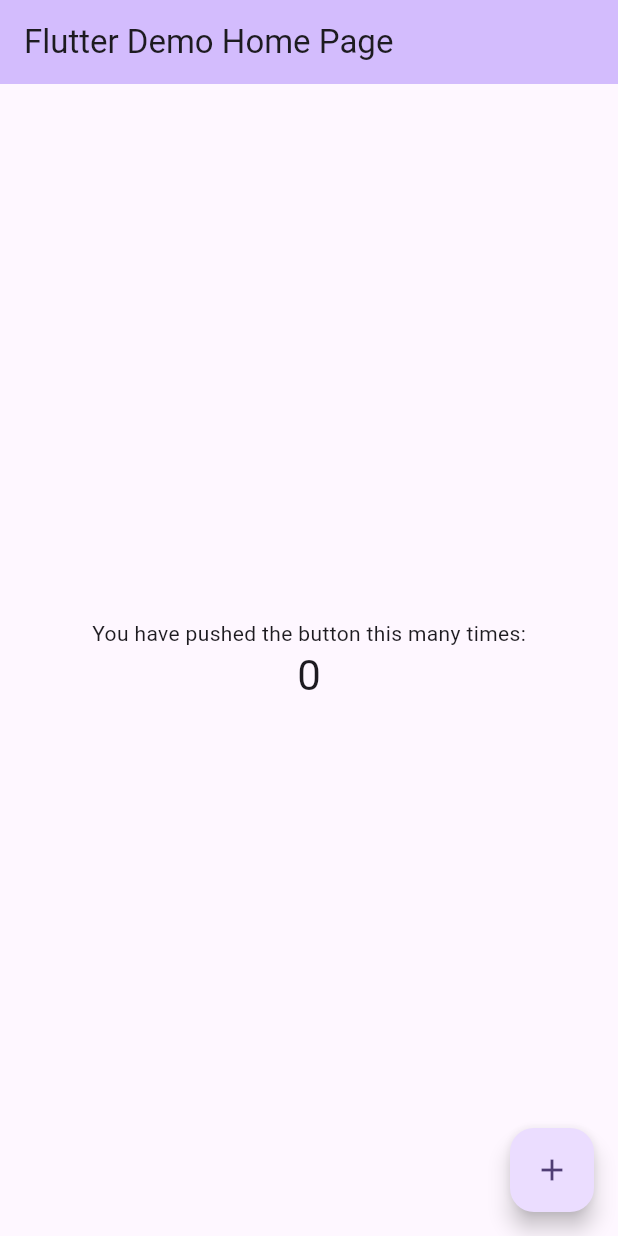
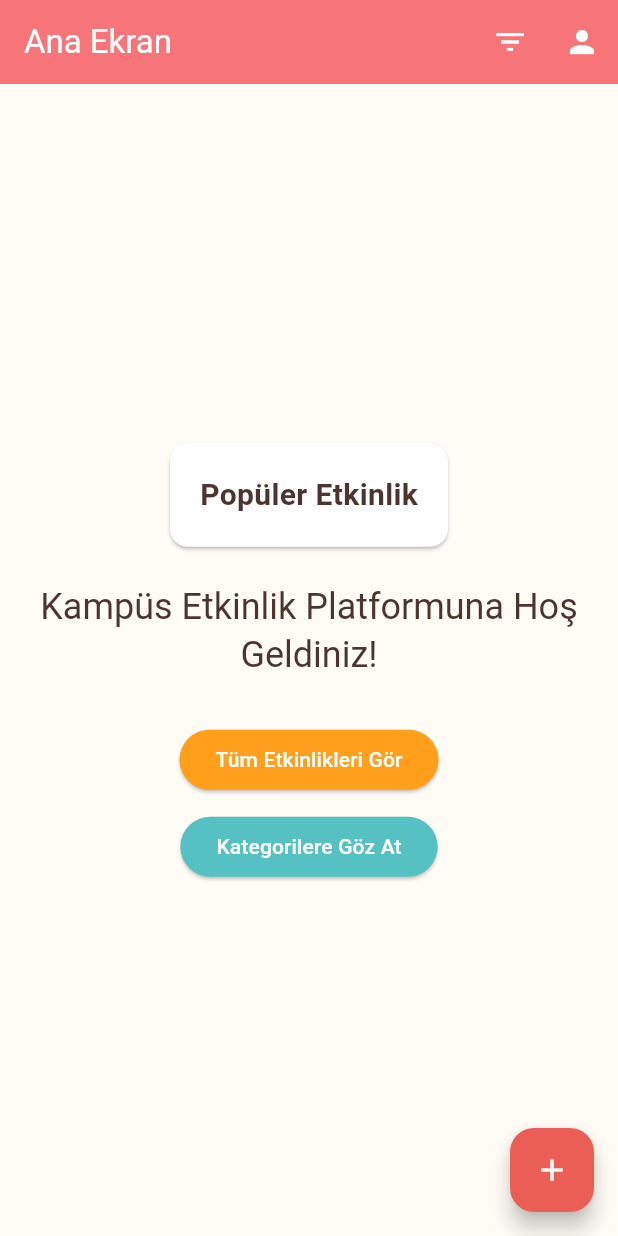
Before and after one commit to codedbybell/EventureFrontend, a Flutter app: the screen it shows after launch, on a phone screen of 412 x 824 dp. Run offline on Flutter 3.47's test engine with Material 3 defaults, Android fonts, the phone set to English and light mode, and no system bars.

Commit message:
thema created.

```diff
--- a/eventure/lib/main.dart
+++ b/eventure/lib/main.dart
@@ -1,122 +1,128 @@
+import 'package:eventure/thema/thema.dart' as AppTheme;
 import 'package:flutter/material.dart';
+// Oluşturduğumuz theme.dart dosyasını 'AppTheme' adıyla import ediyoruz.
 
 void main() {
-  runApp(const MyApp());
+  runApp(const KampusEtkinlikApp());
 }
 
-class MyApp extends StatelessWidget {
-  const MyApp({super.key});
+class KampusEtkinlikApp extends StatelessWidget {
+  const KampusEtkinlikApp({Key? key}) : super(key: key);
 
-  // This widget is the root of your application.
   @override
   Widget build(BuildContext context) {
     return MaterialApp(
-      title: 'Flutter Demo',
-      theme: ThemeData(
-        // This is the theme of your application.
-        //
-        // TRY THIS: Try running your application with "flutter run". You'll see
-        // the application has a purple toolbar. Then, without quitting the app,
-        // try changing the seedColor in the colorScheme below to Colors.green
-        // and then invoke "hot reload" (save your changes or press the "hot
-        // reload" button in a Flutter-supported IDE, or press "r" if you used
-        // the command line to start the app).
-        //
-        // Notice that the counter didn't reset back to zero; the application
-        // state is not lost during the reload. To reset the state, use hot
-        // restart instead.
-        //
-        // This works for code too, not just values: Most code changes can be
-        // tested with just a hot reload.
-        colorScheme: ColorScheme.fromSeed(seedColor: Colors.deepPurple),
-      ),
-      home: const MyHomePage(title: 'Flutter Demo Home Page'),
+      // Uygulama başlığı (genellikle uygulama değiştiricide görünür)
+      title: 'Kampüs Etkinlik Platformu',
+
+      // Hata ayıklama (debug) etiketini kaldırır
+      debugShowCheckedModeBanner: false,
+
+      // Açık tema olarak theme.dart dosyasındaki lightTheme'i kullan
+      theme: AppTheme.lightTheme,
+
+      // Koyu tema olarak theme.dart dosyasındaki darkTheme'i kullan
+      darkTheme: AppTheme.darkTheme,
+
+      // Cihazın ayarlarına göre temayı otomatik seçer (Açık/Koyu)
+      // Dilerseniz ThemeMode.light veya ThemeMode.dark olarak sabitleyebilirsiniz.
+      themeMode: ThemeMode.system,
+
+      // Uygulamanın başlangıç ekranı
+      home: const AnaEkran(),
     );
   }
 }
 
-class MyHomePage extends StatefulWidget {
-  const MyHomePage({super.key, required this.title});
-
-  // This widget is the home page of your application. It is stateful, meaning
-  // that it has a State object (defined below) that contains fields that affect
-  // how it looks.
-
-  // This class is the configuration for the state. It holds the values (in this
-  // case the title) provided by the parent (in this case the App widget) and
-  // used by the build method of the State. Fields in a Widget subclass are
-  // always marked "final".
-
-  final String title;
-
-  @override
-  State<MyHomePage> createState() => _MyHomePageState();
-}
-
-class _MyHomePageState extends State<MyHomePage> {
-  int _counter = 0;
-
-  void _incrementCounter() {
-    setState(() {
-      // This call to setState tells the Flutter framework that something has
-      // changed in this State, which causes it to rerun the build method below
-      // so that the display can reflect the updated values. If we changed
-      // _counter without calling setState(), then the build method would not be
-      // called again, and so nothing would appear to happen.
-      _counter++;
-    });
-  }
+class AnaEkran extends StatelessWidget {
+  const AnaEkran({Key? key}) : super(key: key);
 
   @override
   Widget build(BuildContext context) {
-    // This method is rerun every time setState is called, for instance as done
-    // by the _incrementCounter method above.
-    //
-    // The Flutter framework has been optimized to make rerunning build methods
-    // fast, so that you can just rebuild anything that needs updating rather
-    // than having to individually change instances of widgets.
+    // Scaffold, temel Material Design görsel düzenini uygular.
     return Scaffold(
+      // AppBar, ekranın üst kısmındaki çubuktur.
       appBar: AppBar(
-        // TRY THIS: Try changing the color here to a specific color (to
-        // Colors.amber, perhaps?) and trigger a hot reload to see the AppBar
-        // change color while the other colors stay the same.
-        backgroundColor: Theme.of(context).colorScheme.inversePrimary,
-        // Here we take the value from the MyHomePage object that was created by
-        // the App.build method, and use it to set our appbar title.
-        title: Text(widget.title),
+        backgroundColor: AppTheme.paletSomon,
+        // AppBar başlığı. Tema tarafından otomatik olarak renklendirilir.
+        title: const Text('Ana Ekran'),
+        actions: [
+          // AppBar'a ikon ekleme
+          IconButton(
+            icon: const Icon(Icons.filter_list),
+            onPressed: () {
+              // Filtreleme işlemleri burada yapılacak
+            },
           ),
-      body: Center(
-        // Center is a layout widget. It takes a single child and positions it
-        // in the middle of the parent.
+          IconButton(
+            icon: const Icon(Icons.person),
+            onPressed: () {
+              // Profil ekranına yönlendirme burada yapılacak
+            },
+          ),
+        ],
+      ),
+
+      // Ekranın ana içeriği
+      body: Padding(
+        padding: const EdgeInsets.all(16.0),
+        child: Center(
           child: Column(
-          // Column is also a layout widget. It takes a list of children and
-          // arranges them vertically. By default, it sizes itself to fit its
-          // children horizontally, and tries to be as tall as its parent.
-          //
-          // Column has various properties to control how it sizes itself and
-          // how it positions its children. Here we use mainAxisAlignment to
-          // center the children vertically; the main axis here is the vertical
-          // axis because Columns are vertical (the cross axis would be
-          // horizontal).
-          //
-          // TRY THIS: Invoke "debug painting" (choose the "Toggle Debug Paint"
-          // action in the IDE, or press "p" in the console), to see the
-          // wireframe for each widget.
             mainAxisAlignment: MainAxisAlignment.center,
             children: <Widget>[
-            const Text('You have pushed the button this many times:'),
+              // Kart widget'ı. Temadan cardColor özelliğini alır.
+              Card(
+                color: Theme.of(
+                  context,
+                ).cardColor, // Temadan açık sarı rengi alacak
+                child: const Padding(
+                  padding: EdgeInsets.all(20.0),
+                  child: Text(
+                    'Popüler Etkinlik',
+                    style: TextStyle(fontSize: 20, fontWeight: FontWeight.bold),
+                  ),
+                ),
+              ),
+              const SizedBox(height: 20),
+
+              // Metin widget'ı. Temanın textTheme'inden stilini alır.
               Text(
-              '$_counter',
-              style: Theme.of(context).textTheme.headlineMedium,
+                'Kampüs Etkinlik Platformuna Hoş Geldiniz!',
+                textAlign: TextAlign.center,
+                style: Theme.of(context).textTheme.headlineSmall,
+              ),
+              const SizedBox(height: 30),
+
+              // Yükseltilmiş buton. Temanın elevatedButtonTheme'inden stilini alır.
+              ElevatedButton(
+                onPressed: () {},
+                child: const Text('Tüm Etkinlikleri Gör'),
+              ),
+              const SizedBox(height: 10),
+
+              // İkincil renk (Cam Göbeği) ile bir buton örneği
+              ElevatedButton(
+                style: ElevatedButton.styleFrom(
+                  backgroundColor: Theme.of(
+                    context,
+                  ).colorScheme.secondary, // Temadan ikincil rengi alır
+                ),
+                onPressed: () {},
+                child: const Text('Kategorilere Göz At'),
               ),
             ],
           ),
         ),
+      ),
+
+      // Floating Action Button (FAB). Temanın floatingActionButtonTheme'inden stilini alır.
       floatingActionButton: FloatingActionButton(
-        onPressed: _incrementCounter,
-        tooltip: 'Increment',
+        backgroundColor: AppTheme.paletKoyuMercan,
+        onPressed: () {
+          // Yeni etkinlik ekleme ekranına yönlendirme
+        },
         child: const Icon(Icons.add),
-      ), // This trailing comma makes auto-formatting nicer for build methods.
+      ),
     );
   }
 }
--- /dev/null
+++ b/eventure/lib/thema/thema.dart
@@ -0,0 +1,122 @@
+import 'package:flutter/material.dart';
+
+// Renk Paleti Tanımları
+const Color paletTuruncu = Color(0xFFFF9F1C);
+const Color paletCamGobegi = Color(0xFF56C1C2);
+const Color paletSomon = Color(0xFFF67280);
+const Color paletKoyuMercan = Color(0xFFEB5E55);
+const Color paletAcikSari = Color(0xFFFFE66D);
+
+// Siyah Yerine Kullanılacak Renkler
+const Color koyuMetinRengi = Color(0xFF4E342E); // Koyu kahve (Siyah yerine)
+const Color acikArkaPlan = Color(0xFFFFFBF5); // Çok hafif kırık beyaz
+const Color koyuArkaPlan = Color(0xFF2c3e50); // Koyu lacivert/gri
+const Color koyuYuzey = Color(0xFF34495e); // Bir ton açık lacivert/gri
+
+// --- AÇIK TEMA ---
+final ThemeData lightTheme = ThemeData(
+  brightness: Brightness.light,
+  primaryColor: paletTuruncu,
+  scaffoldBackgroundColor: acikArkaPlan,
+
+  colorScheme: const ColorScheme.light(
+    primary: paletTuruncu,
+    onPrimary: Colors.white,
+    secondary: paletCamGobegi,
+    onSecondary: Colors.white,
+    tertiary: paletSomon, // Üçüncül renk olarak somon eklendi
+    onTertiary: Colors.white,
+    error: paletKoyuMercan,
+    onError: Colors.white,
+    background: acikArkaPlan,
+    onBackground: koyuMetinRengi, // Arka plan üstü metin
+    surface: Colors.white,
+    onSurface: koyuMetinRengi, // Kart gibi yüzeylerin üstündeki metin
+  ),
+
+  appBarTheme: const AppBarTheme(
+    backgroundColor: paletTuruncu,
+    foregroundColor: Colors.white,
+    elevation: 2,
+  ),
+
+  floatingActionButtonTheme: const FloatingActionButtonThemeData(
+    backgroundColor: paletTuruncu,
+    foregroundColor: Colors.white,
+  ),
+
+  elevatedButtonTheme: ElevatedButtonThemeData(
+    style: ElevatedButton.styleFrom(
+      backgroundColor: paletTuruncu,
+      foregroundColor: Colors.white,
+    ),
+  ),
+
+  cardTheme: const CardThemeData(color: Colors.white, elevation: 1),
+
+  textTheme: const TextTheme(
+    displayLarge: TextStyle(color: koyuMetinRengi),
+    displayMedium: TextStyle(color: koyuMetinRengi),
+    displaySmall: TextStyle(color: koyuMetinRengi),
+    headlineMedium: TextStyle(color: koyuMetinRengi),
+    headlineSmall: TextStyle(color: koyuMetinRengi),
+    titleLarge: TextStyle(color: koyuMetinRengi),
+    bodyLarge: TextStyle(color: koyuMetinRengi),
+    bodyMedium: TextStyle(color: koyuMetinRengi),
+    labelLarge: TextStyle(color: Colors.white), // Buton içi metinler
+  ),
+);
+
+// --- KOYU TEMA ---
+final ThemeData darkTheme = ThemeData(
+  brightness: Brightness.dark,
+  primaryColor: paletTuruncu,
+  scaffoldBackgroundColor: koyuArkaPlan,
+
+  colorScheme: const ColorScheme.dark(
+    primary: paletTuruncu,
+    onPrimary: koyuMetinRengi, // Turuncu üstündeki metin
+    secondary: paletSomon,
+    onSecondary: Colors.white,
+    tertiary: paletCamGobegi,
+    onTertiary: Colors.white,
+    error: paletKoyuMercan,
+    onError: Colors.white,
+    background: koyuArkaPlan,
+    onBackground: acikArkaPlan, // Koyu arka plan üstü metin
+    surface: koyuYuzey,
+    onSurface: acikArkaPlan, // Kart gibi yüzeylerin üstündeki metin
+  ),
+
+  appBarTheme: const AppBarTheme(
+    backgroundColor: koyuYuzey,
+    foregroundColor: paletTuruncu, // AppBar başlığı turuncu
+    elevation: 0,
+  ),
+
+  floatingActionButtonTheme: const FloatingActionButtonThemeData(
+    backgroundColor: paletTuruncu,
+    foregroundColor: koyuMetinRengi,
+  ),
+
+  elevatedButtonTheme: ElevatedButtonThemeData(
+    style: ElevatedButton.styleFrom(
+      backgroundColor: paletTuruncu,
+      foregroundColor: koyuMetinRengi,
+    ),
+  ),
+
+  cardTheme: const CardThemeData(color: koyuYuzey),
+
+  textTheme: const TextTheme(
+    displayLarge: TextStyle(color: acikArkaPlan),
+    displayMedium: TextStyle(color: acikArkaPlan),
+    displaySmall: TextStyle(color: acikArkaPlan),
+    headlineMedium: TextStyle(color: acikArkaPlan),
+    headlineSmall: TextStyle(color: acikArkaPlan),
+    titleLarge: TextStyle(color: acikArkaPlan),
+    bodyLarge: TextStyle(color: acikArkaPlan),
+    bodyMedium: TextStyle(color: acikArkaPlan),
+    labelLarge: TextStyle(color: koyuMetinRengi), // Buton içi metinler
+  ),
+);
```
Lines whose indentation alone changed are shown as unchanged.
